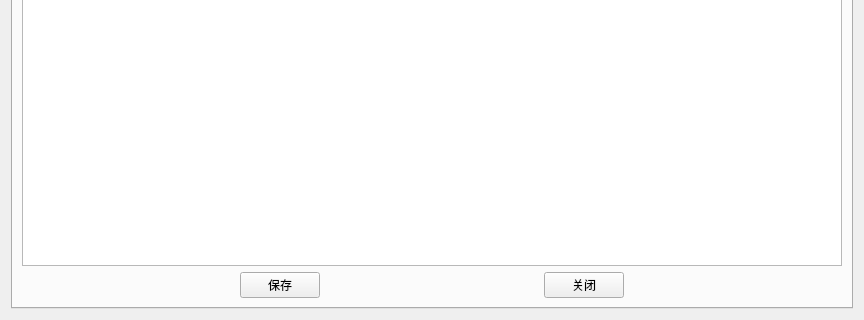
Qt form set.ui (xymov/vst-video) before a commit; both pictures show x 0 to 864 and y 213 to 533 of the 864 by 533 pixel window.
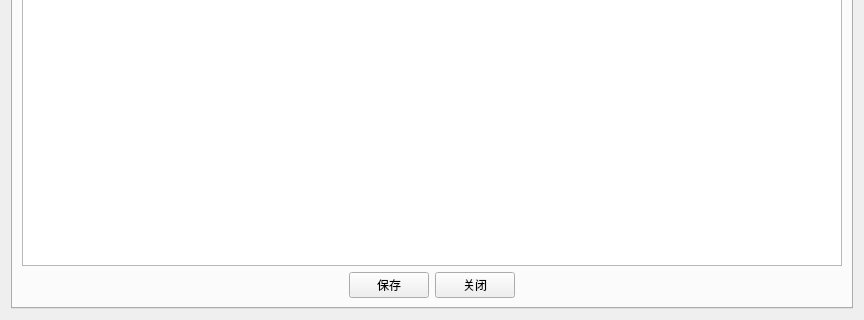
The same form after that commit.

```diff
--- a/set.ui
+++ b/set.ui
@@ -29,6 +29,19 @@
        </item>
        <item>
         <layout class="QHBoxLayout" name="horizontalLayout_2">
+         <item>
+          <spacer name="horizontalSpacer">
+           <property name="orientation">
+            <enum>Qt::Horizontal</enum>
+           </property>
+           <property name="sizeHint" stdset="0">
+            <size>
+             <width>40</width>
+             <height>20</height>
+            </size>
+           </property>
+          </spacer>
+         </item>
          <item>
           <widget class="QPushButton" name="source_ok">
            <property name="maximumSize">
@@ -55,6 +68,19 @@
            </property>
           </widget>
          </item>
+         <item>
+          <spacer name="horizontalSpacer_3">
+           <property name="orientation">
+            <enum>Qt::Horizontal</enum>
+           </property>
+           <property name="sizeHint" stdset="0">
+            <size>
+             <width>40</width>
+             <height>20</height>
+            </size>
+           </property>
+          </spacer>
+         </item>
         </layout>
        </item>
       </layout>
```
Left out of the diff: 26 changed lines with no effect on the pictures.
